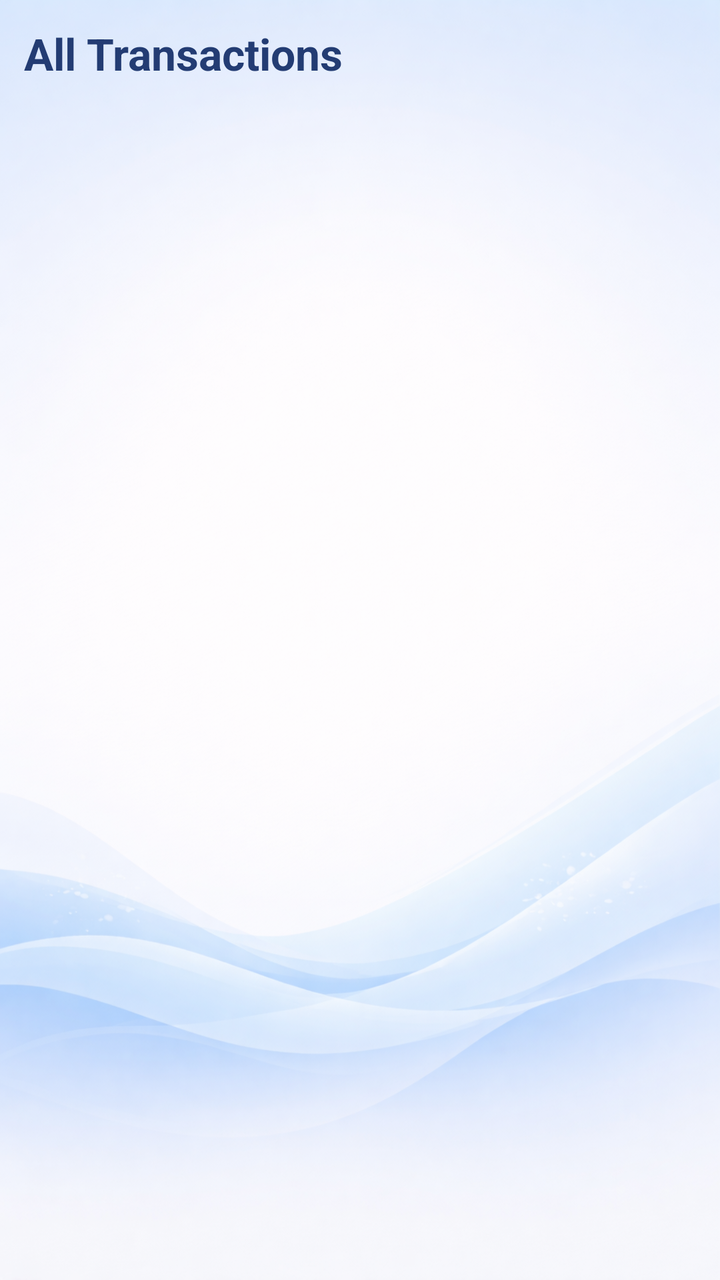
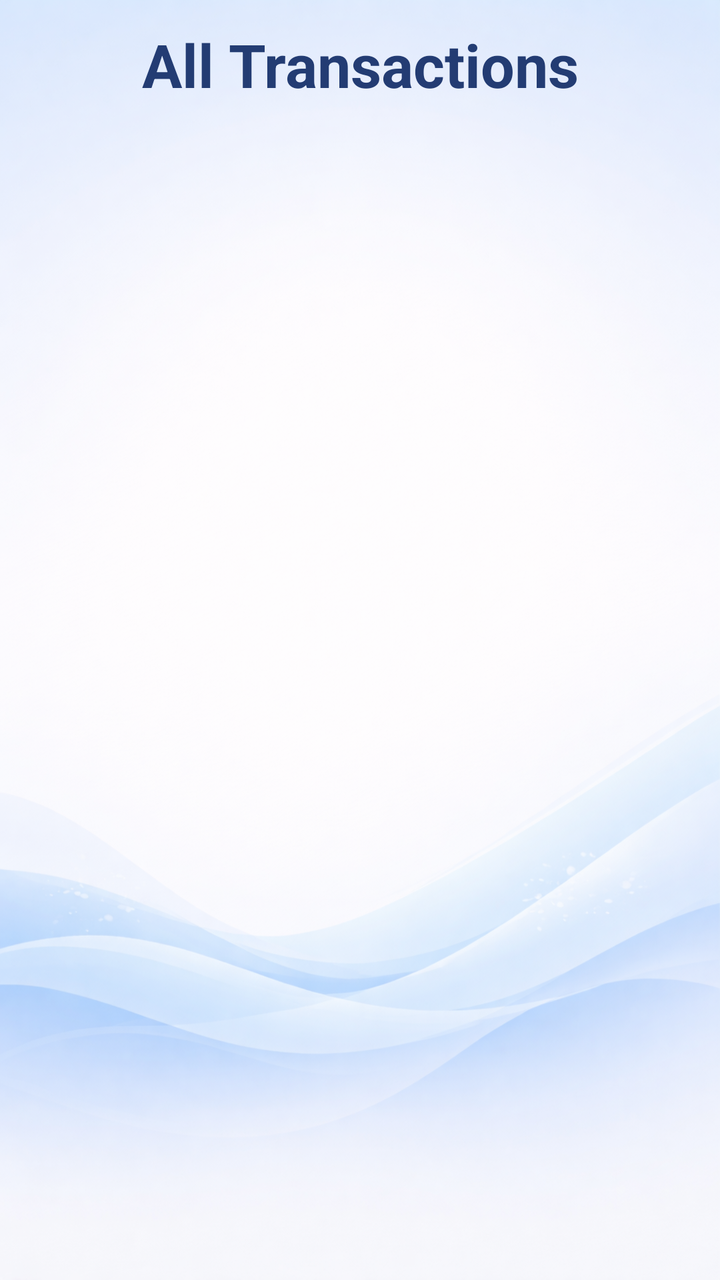

Two renders of the same Android screen: before a commit and after it. Below are the layout's source before the change and the commit's diff.
<!-- AndroidManifest.xml: application theme Theme.Aitbaar -->
<!-- res/layout/fragment_all_vendor_transactions.xml -->
<?xml version="1.0" encoding="utf-8"?>
<FrameLayout xmlns:android="http://schemas.android.com/apk/res/android"
    xmlns:app="http://schemas.android.com/apk/res-auto"
    xmlns:tools="http://schemas.android.com/tools"
    android:layout_width="match_parent"
    android:layout_height="match_parent"
    android:background="@drawable/aitbaar_background"
    tools:context=".ui.customer.vendors.AllVendorTransactionsFragment">

    <androidx.constraintlayout.widget.ConstraintLayout
        android:layout_width="match_parent"
        android:layout_height="match_parent"
        android:padding="12dp">

        <TextView
            android:id="@+id/tvAllTransactionsTitle"
            android:layout_width="wrap_content"
            android:layout_height="wrap_content"
            android:text="All Transactions"
            android:textColor="#233C73"
            android:textSize="22sp"
            android:textStyle="bold"
            app:layout_constraintStart_toStartOf="parent"
            app:layout_constraintTop_toTopOf="parent" />

        <androidx.recyclerview.widget.RecyclerView
            android:id="@+id/rvAllTransactions"
            android:layout_width="0dp"
            android:layout_height="0dp"
            android:clipToPadding="false"
            android:paddingTop="8dp"
            android:paddingBottom="8dp"
            app:layout_constraintBottom_toBottomOf="parent"
            app:layout_constraintEnd_toEndOf="parent"
            app:layout_constraintStart_toStartOf="parent"
            app:layout_constraintTop_toBottomOf="@id/tvAllTransactionsTitle" />

    </androidx.constraintlayout.widget.ConstraintLayout>

</FrameLayout>
<!-- resources referenced by this layout -->
<resources>
  <!-- drawable aitbaar_background: png bitmap (drawable, 940389 bytes) -->
  <style name="Theme.Aitbaar" parent="Base.Theme.Aitbaar" />
  <style name="Base.Theme.Aitbaar" parent="Theme.Material3.Light.NoActionBar">
          
          
      </style>
</resources>

<!-- the commit's change to res/layout/fragment_all_vendor_transactions.xml (unified diff, before → after) -->
@@ -18,8 +18,9 @@
             android:layout_height="wrap_content"
             android:text="All Transactions"
             android:textColor="#233C73"
-            android:textSize="22sp"
+            android:textSize="30sp"
             android:textStyle="bold"
+            app:layout_constraintEnd_toEndOf="parent"
             app:layout_constraintStart_toStartOf="parent"
             app:layout_constraintTop_toTopOf="parent" />
 
